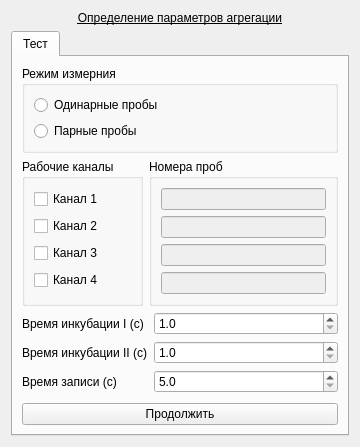
Qt form choisedialog/agr1.ui (krang4d/Agrekola) before a commit.
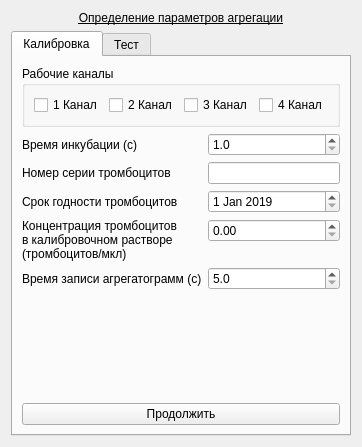
The same form after that commit.

Commit message: add calibration to the Agr1 class

Patch:
```diff
--- a/choisedialog/agr1.ui
+++ b/choisedialog/agr1.ui
@@ -29,7 +29,155 @@
      <property name="currentIndex">
       <number>0</number>
      </property>
-     <widget class="QWidget" name="tab">
+     <widget class="QWidget" name="tab_calib">
+      <attribute name="title">
+       <string>Калибровка</string>
+      </attribute>
+      <layout class="QVBoxLayout" name="verticalLayout_3">
+       <item>
+        <widget class="QGroupBox" name="groupBox_calibChls">
+         <property name="title">
+          <string>Рабочие каналы</string>
+         </property>
+         <layout class="QHBoxLayout" name="horizontalLayout_2">
+          <item>
+           <widget class="QCheckBox" name="checkBox_calibCh1">
+            <property name="text">
+             <string>1 Канал</string>
+            </property>
+           </widget>
+          </item>
+          <item>
+           <widget class="QCheckBox" name="checkBox_calibCh2">
+            <property name="text">
+             <string>2 Канал</string>
+            </property>
+           </widget>
+          </item>
+          <item>
+           <widget class="QCheckBox" name="checkBox_calibCh3">
+            <property name="text">
+             <string>3 Канал</string>
+            </property>
+           </widget>
+          </item>
+          <item>
+           <widget class="QCheckBox" name="checkBox_calibCh4">
+            <property name="text">
+             <string>4 Канал</string>
+            </property>
+           </widget>
+          </item>
+         </layout>
+        </widget>
+       </item>
+       <item>
+        <layout class="QFormLayout" name="formLayout_calib_2">
+         <item row="0" column="0">
+          <widget class="QLabel" name="label_calib_1">
+           <property name="text">
+            <string>Время инкубации (с)</string>
+           </property>
+          </widget>
+         </item>
+         <item row="0" column="1">
+          <widget class="QDoubleSpinBox" name="doubleSpinBox_calibIncubeTime">
+           <property name="decimals">
+            <number>1</number>
+           </property>
+           <property name="minimum">
+            <double>1.000000000000000</double>
+           </property>
+          </widget>
+         </item>
+         <item row="1" column="0">
+          <widget class="QLabel" name="label_calib_2">
+           <property name="text">
+            <string>Номер серии тромбоцитов</string>
+           </property>
+          </widget>
+         </item>
+         <item row="1" column="1">
+          <widget class="QLineEdit" name="lineEdit_calibTrombotsitSerial"/>
+         </item>
+         <item row="2" column="0">
+          <widget class="QLabel" name="label_calib_3">
+           <property name="text">
+            <string>Срок годности тромбоцитов</string>
+           </property>
+          </widget>
+         </item>
+         <item row="2" column="1">
+          <widget class="QDateEdit" name="dateEdit_calibTrombotsit">
+           <property name="date">
+            <date>
+             <year>2019</year>
+             <month>1</month>
+             <day>1</day>
+            </date>
+           </property>
+          </widget>
+         </item>
+         <item row="3" column="0">
+          <widget class="QLabel" name="label_calib_4">
+           <property name="text">
+            <string>Концентрация тромбоцитов
+в калибровочном растворе
+(тромбоцитов/мкл)</string>
+           </property>
+          </widget>
+         </item>
+         <item row="3" column="1">
+          <widget class="QDoubleSpinBox" name="doubleSpinBox_calibTrombotsit"/>
+         </item>
+         <item row="4" column="0">
+          <widget class="QLabel" name="label_calib_5">
+           <property name="text">
+            <string>Время записи агрегатограмм (с)</string>
+           </property>
+          </widget>
+         </item>
+         <item row="4" column="1">
+          <widget class="QDoubleSpinBox" name="doubleSpinBox_calibWriteTime">
+           <property name="decimals">
+            <number>1</number>
+           </property>
+           <property name="minimum">
+            <double>5.000000000000000</double>
+           </property>
+           <property name="maximum">
+            <double>180.000000000000000</double>
+           </property>
+          </widget>
+         </item>
+        </layout>
+       </item>
+       <item>
+        <spacer name="verticalSpacer">
+         <property name="orientation">
+          <enum>Qt::Vertical</enum>
+         </property>
+         <property name="sizeHint" stdset="0">
+          <size>
+           <width>305</width>
+           <height>127</height>
+          </size>
+         </property>
+        </spacer>
+       </item>
+       <item>
+        <widget class="QPushButton" name="pushButton_calib">
+         <property name="text">
+          <string>Продолжить</string>
+         </property>
+         <property name="shortcut">
+          <string>Ctrl+Return</string>
+         </property>
+        </widget>
+       </item>
+      </layout>
+     </widget>
+     <widget class="QWidget" name="tab_test">
       <attribute name="title">
        <string>Тест</string>
       </attribute>
@@ -148,68 +296,20 @@
         </layout>
        </item>
        <item>
-        <layout class="QFormLayout" name="formLayout">
-         <item row="0" column="0">
-          <widget class="QLabel" name="label_test_1">
-           <property name="minimumSize">
-            <size>
-             <width>103</width>
-             <height>0</height>
-            </size>
-           </property>
-           <property name="text">
-            <string>Время инкубации I (с)</string>
-           </property>
-          </widget>
-         </item>
-         <item row="0" column="1">
-          <widget class="QDoubleSpinBox" name="doubleSpinBox_calibIncubeTime_1">
-           <property name="decimals">
-            <number>1</number>
-           </property>
-           <property name="minimum">
-            <double>1.000000000000000</double>
-           </property>
-          </widget>
-         </item>
-         <item row="1" column="0">
-          <widget class="QLabel" name="label_test_2">
-           <property name="text">
-            <string>Время инкубации II (с)</string>
-           </property>
-          </widget>
-         </item>
-         <item row="1" column="1">
-          <widget class="QDoubleSpinBox" name="doubleSpinBox_calibIncubeTime_2">
-           <property name="decimals">
-            <number>1</number>
-           </property>
-           <property name="minimum">
-            <double>1.000000000000000</double>
-           </property>
-          </widget>
-         </item>
-         <item row="2" column="0">
-          <widget class="QLabel" name="label_test_3">
-           <property name="text">
-            <string>Время записи (с)</string>
-           </property>
-          </widget>
-         </item>
-         <item row="2" column="1">
-          <widget class="QDoubleSpinBox" name="doubleSpinBox_calibWriteTime">
-           <property name="decimals">
-            <number>1</number>
-           </property>
-           <property name="minimum">
-            <double>5.000000000000000</double>
-           </property>
-           <property name="maximum">
-            <double>180.000000000000000</double>
-           </property>
-          </widget>
-         </item>
-        </layout>
+        <widget class="QGroupBox" name="groupBox_testCalib">
+         <property name="title">
+          <string>Последняя калибровка</string>
+         </property>
+         <layout class="QFormLayout" name="formLayout_6">
+          <item row="0" column="0">
+           <widget class="QLabel" name="label_testCalibString">
+            <property name="text">
+             <string>Нет проводилась</string>
+            </property>
+           </widget>
+          </item>
+         </layout>
+        </widget>
        </item>
        <item>
         <spacer name="verticalSpacer_test">
```
The commit also changes 6 other files.
